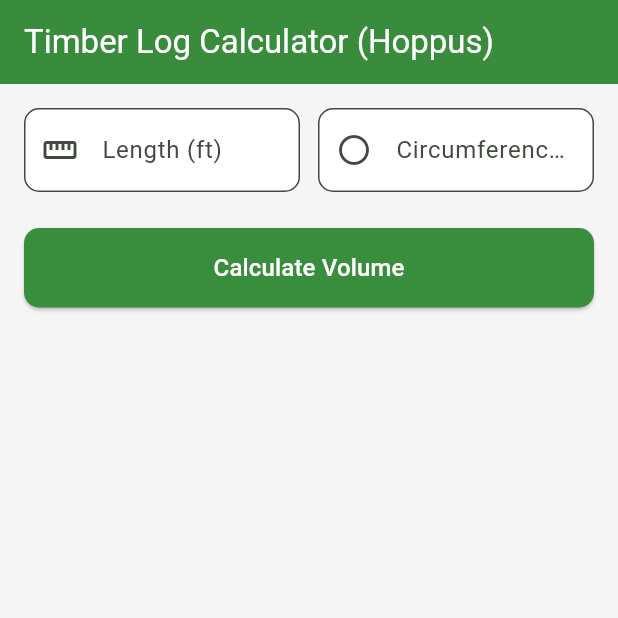
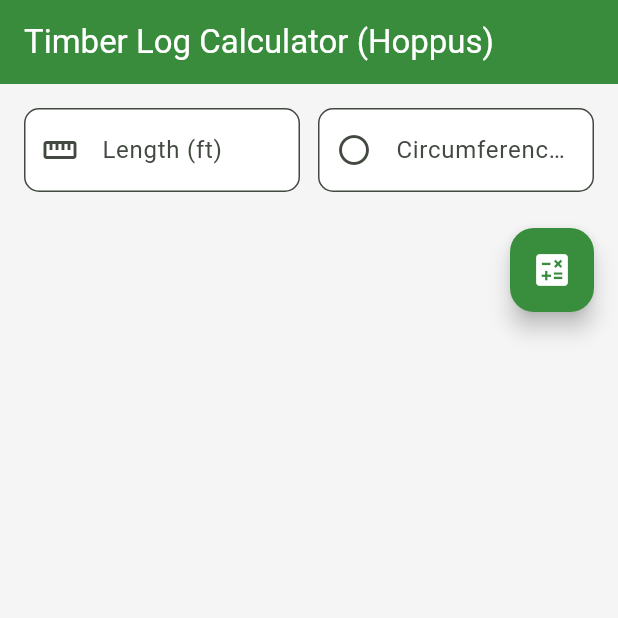
Before and after one commit to aazisam00-gif/calculoator_app, a Flutter app: the screen it shows after launch, on a phone screen of 412 x 824 dp, the top half of it. Run offline on Flutter 3.47's test engine with Material 3 defaults, Android fonts, the light colour scheme and no system bars.

Commit message:
refactor: update calculate button to FloatingActionButton and align to the right

```diff
--- a/lib/main.dart
+++ b/lib/main.dart
@@ -180,10 +180,18 @@ class _TimberLogCalculatorState extends State<TimberLogCalculator> {
               ),
               const SizedBox(height: 24.0),
 
-              // Calculate button
-              ElevatedButton(
-                onPressed: _calculateVolume,
-                child: const Text('Calculate Volume', style: TextStyle(fontSize: 16)),
+              // Calculate button - positioned to the right
+              Row(
+                mainAxisAlignment: MainAxisAlignment.end,
+                children: [
+                  FloatingActionButton(
+                    onPressed: _calculateVolume,
+                    backgroundColor: Colors.green.shade700,
+                    foregroundColor: Colors.white,
+                    child: const Icon(Icons.calculate, size: 28),
+                    tooltip: 'Calculate Volume',
+                  ),
+                ],
               ),
               const SizedBox(height: 24.0),
 
```
Also changed, not shown: 1 other file.
